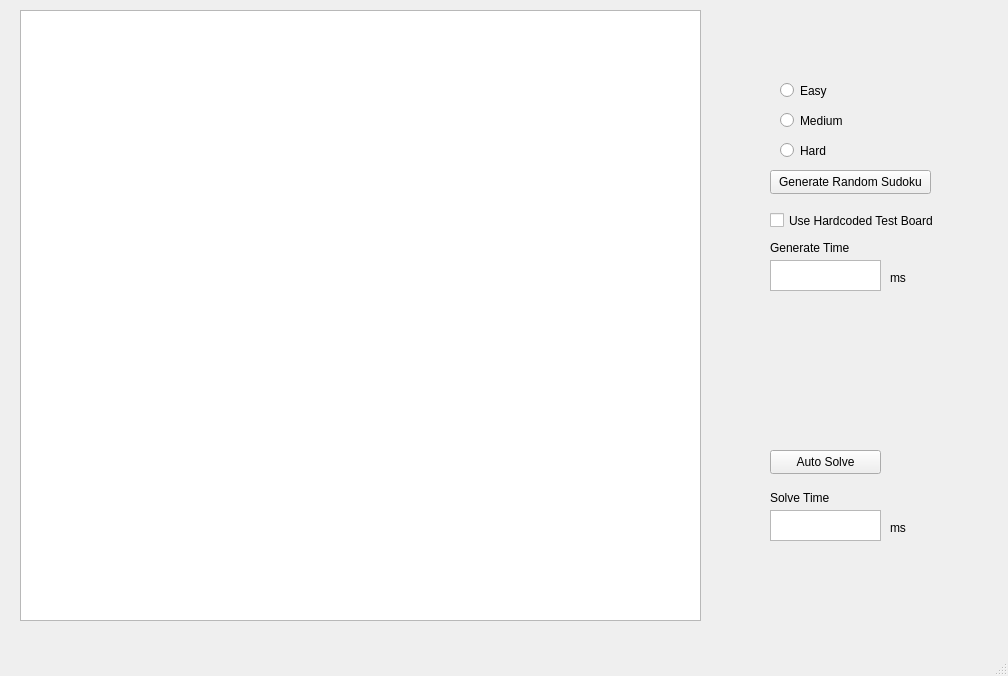
santos-eng/Sudoku, file grid.ui: the form before one commit.
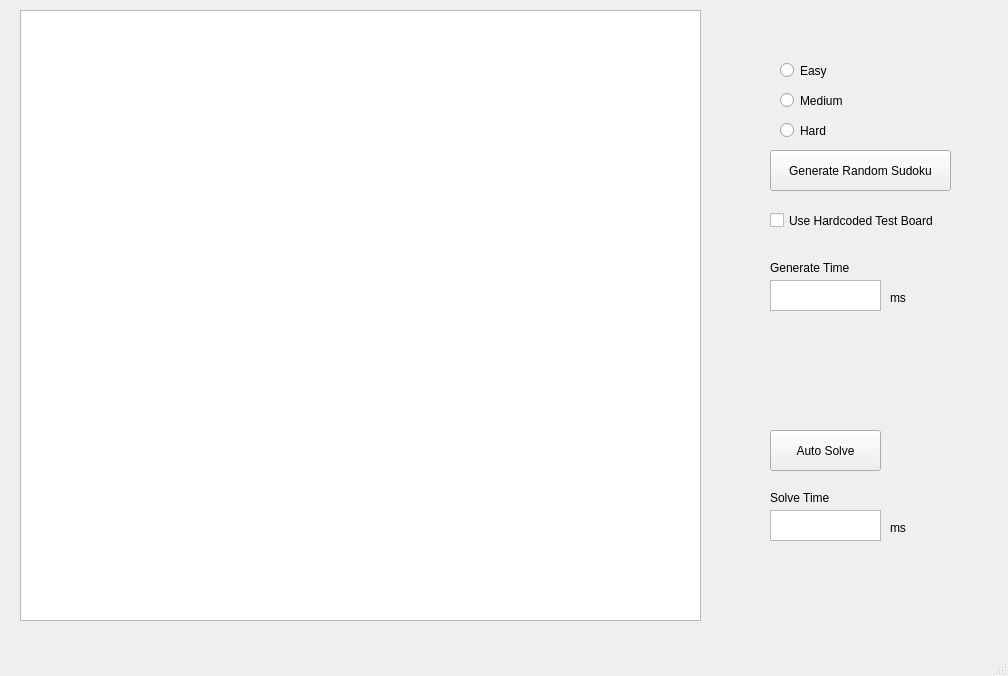
The form after the commit.

Commit message: make the text on sidebar look better

The edit to the form file:
```diff
--- a/grid.ui
+++ b/grid.ui
@@ -28,7 +28,7 @@
     <property name="geometry">
      <rect>
       <x>780</x>
-      <y>80</y>
+      <y>60</y>
       <width>90</width>
       <height>21</height>
      </rect>
@@ -41,7 +41,7 @@
     <property name="geometry">
      <rect>
       <x>780</x>
-      <y>110</y>
+      <y>90</y>
       <width>90</width>
       <height>21</height>
      </rect>
@@ -54,7 +54,7 @@
     <property name="geometry">
      <rect>
       <x>780</x>
-      <y>140</y>
+      <y>120</y>
       <width>90</width>
       <height>21</height>
      </rect>
@@ -67,9 +67,9 @@
     <property name="geometry">
      <rect>
       <x>770</x>
-      <y>170</y>
-      <width>161</width>
-      <height>24</height>
+      <y>150</y>
+      <width>181</width>
+      <height>41</height>
      </rect>
     </property>
     <property name="text">
@@ -80,9 +80,9 @@
     <property name="geometry">
      <rect>
       <x>770</x>
-      <y>450</y>
+      <y>430</y>
       <width>111</width>
-      <height>24</height>
+      <height>41</height>
      </rect>
     </property>
     <property name="text">
@@ -142,7 +142,7 @@
     <property name="geometry">
      <rect>
       <x>770</x>
-      <y>240</y>
+      <y>260</y>
       <width>91</width>
       <height>16</height>
      </rect>
@@ -155,7 +155,7 @@
     <property name="geometry">
      <rect>
       <x>890</x>
-      <y>270</y>
+      <y>290</y>
       <width>81</width>
       <height>16</height>
      </rect>
@@ -168,7 +168,7 @@
     <property name="geometry">
      <rect>
       <x>770</x>
-      <y>260</y>
+      <y>280</y>
       <width>111</width>
       <height>31</height>
      </rect>
```
The commit also changes 1 other file.
